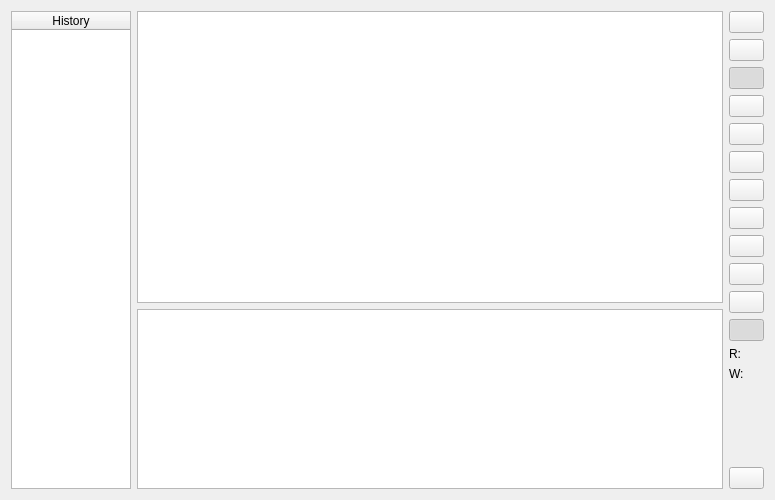
This is ui/table_page.ui in aryrk/opendds-monitor as Qt 5 draws it before an edit. The edited form follows.
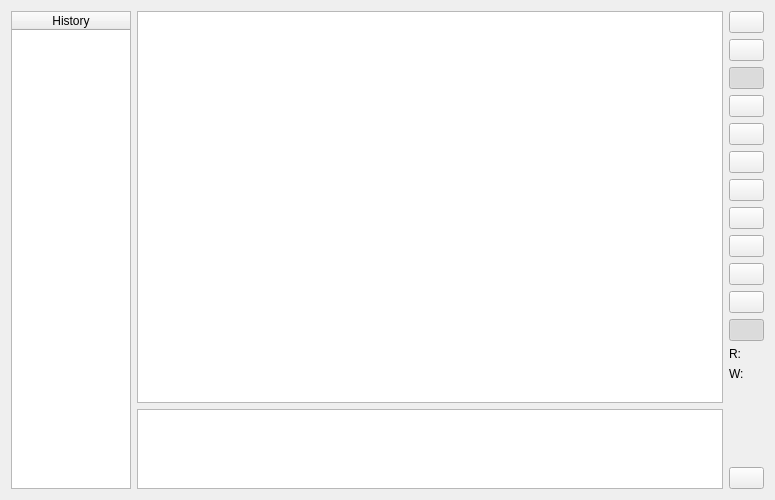
This is the edited form. Icons and pictures are not drawn.

Commit message: [Fix] Adjust maximum height of history table to improve layout

```diff
--- a/ui/table_page.ui
+++ b/ui/table_page.ui
@@ -82,7 +82,7 @@
        <property name="maximumSize">
         <size>
          <width>16777215</width>
-         <height>180</height>
+         <height>80</height>
         </size>
        </property>
        <property name="editTriggers">
```
